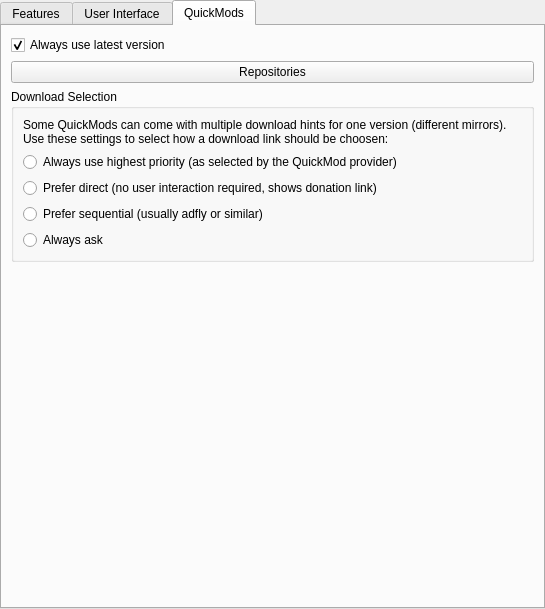
Old version of the form gui/pages/global/MultiMCPage.ui in the repository MultiMC/Launcher.
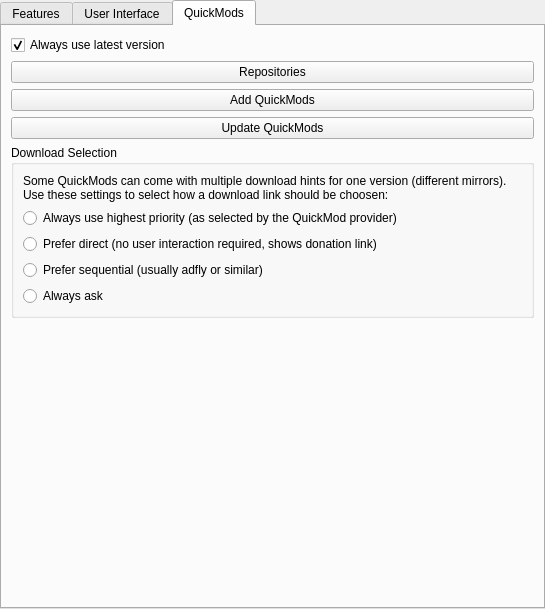
New version of the form. The open tabs and pages were chosen to show the change. Icons and pictures are not drawn.

Diff of the .ui file:
```diff
--- a/gui/pages/global/MultiMCPage.ui
+++ b/gui/pages/global/MultiMCPage.ui
@@ -386,6 +386,20 @@
          </property>
         </widget>
        </item>
+       <item>
+        <widget class="QPushButton" name="quickmodAddBtn">
+         <property name="text">
+          <string>Add QuickMods</string>
+         </property>
+        </widget>
+       </item>
+       <item>
+        <widget class="QPushButton" name="quickmodUpdateBtn">
+         <property name="text">
+          <string>Update QuickMods</string>
+         </property>
+        </widget>
+       </item>
        <item>
         <widget class="QGroupBox" name="groupBox_4">
          <property name="title">
```
